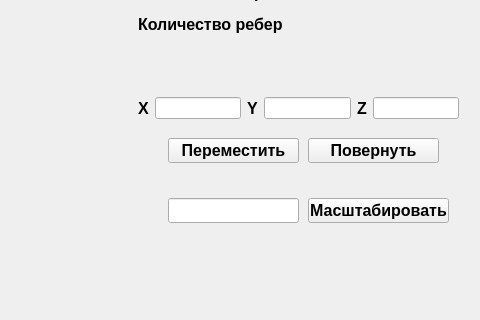
This is src/mainwindow.ui in shii-cchi/3D_Viewer_c as Qt 5 draws it before an edit; both pictures show x 482 to 962 and y 242 to 562 of the 962 by 677 pixel window. The edited form follows.
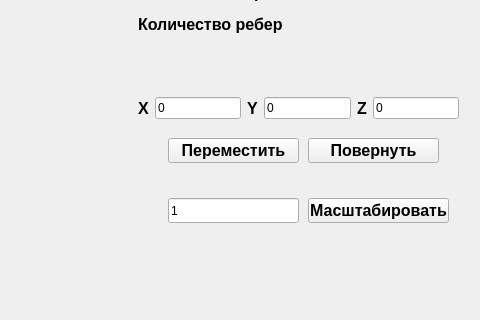
This is the edited form. Custom widgets are drawn as their Qt base class.

The edit to the form file:
```diff
--- a/src/mainwindow.ui
+++ b/src/mainwindow.ui
@@ -208,6 +208,9 @@
       <height>25</height>
      </rect>
     </property>
+    <property name="text">
+     <string>1</string>
+    </property>
    </widget>
    <widget class="QLabel" name="error_file">
     <property name="geometry">
@@ -250,7 +253,11 @@
     </property>
     <layout class="QGridLayout" name="gridLayout_2">
      <item row="0" column="1">
-      <widget class="QLineEdit" name="x"/>
+      <widget class="QLineEdit" name="x">
+       <property name="text">
+        <string>0</string>
+       </property>
+      </widget>
      </item>
      <item row="0" column="2">
       <widget class="QLabel" name="label_y">
@@ -292,10 +299,18 @@
       </widget>
      </item>
      <item row="0" column="3">
-      <widget class="QLineEdit" name="y"/>
+      <widget class="QLineEdit" name="y">
+       <property name="text">
+        <string>0</string>
+       </property>
+      </widget>
      </item>
      <item row="0" column="5">
-      <widget class="QLineEdit" name="z"/>
+      <widget class="QLineEdit" name="z">
+       <property name="text">
+        <string>0</string>
+       </property>
+      </widget>
      </item>
     </layout>
    </widget>
```
